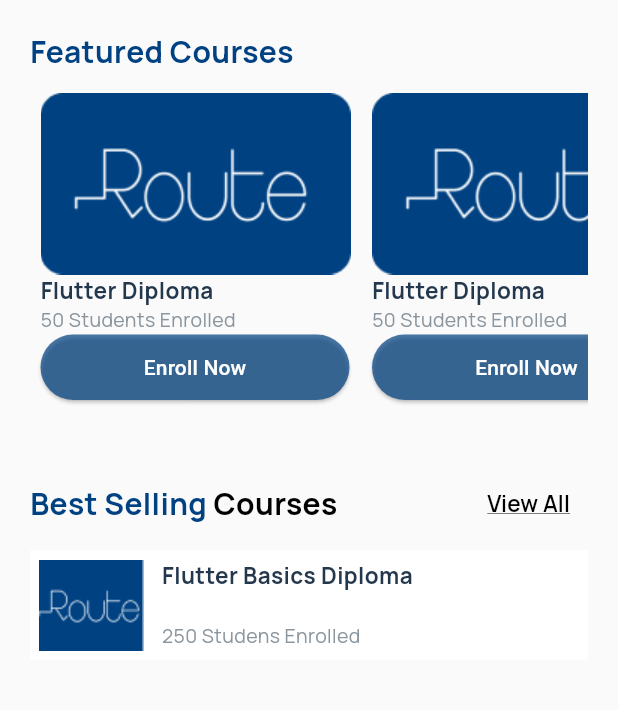
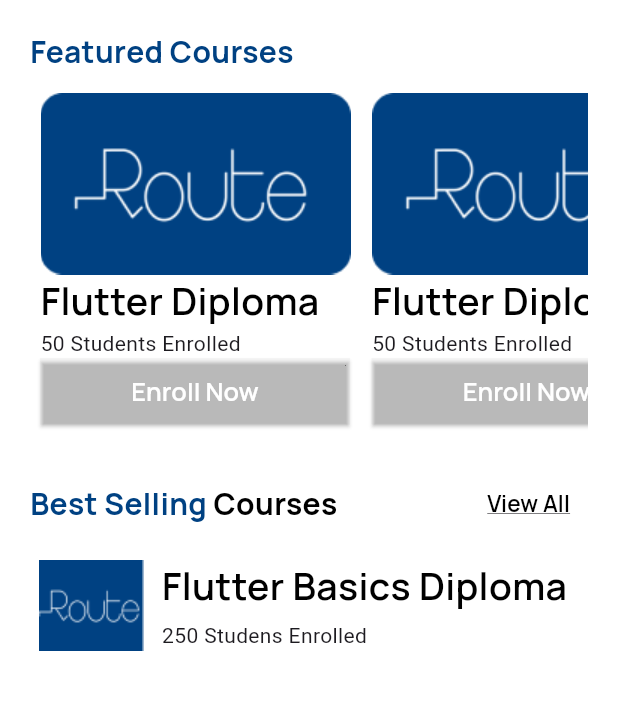
Before and after one commit to Momen-Yosri/authentication_task, a Flutter app: the screen it shows after launch, on a phone screen of 412 x 824 dp, the part 84-794 px from its top. Run offline on Flutter 3.47's test engine with Material 3 defaults, Android fonts, the phone set to English and light mode, and no system bars; our stand-ins replace firebase_auth, firebase_core, google_fonts; accounts and stored records are empty.

```diff
--- a/lib/app_widgets/app_button.dart
+++ b/lib/app_widgets/app_button.dart
@@ -16,13 +16,7 @@ class AppButton extends StatelessWidget {
           onTap();
         },
         child: Text(title,
-            style:
-                GoogleFonts.manrope(fontSize: 17, fontWeight: FontWeight.w600)),
-        style: ElevatedButton.styleFrom(
-          foregroundColor: Colors.white,
-          backgroundColor: Color(0xff004182),
-          shape: RoundedRectangleBorder(borderRadius: BorderRadius.circular(0)),
-        ),
+       ),
       ),
     );
   }
--- a/lib/main.dart
+++ b/lib/main.dart
@@ -24,7 +24,6 @@ class MyApp extends StatelessWidget {
   @override
   Widget build(BuildContext context) {
     var provider = Provider.of<AppConfigProvider>(context);
-    print('xxxxxxxx');
     return  MaterialApp(
         debugShowCheckedModeBanner: false,
         initialRoute: HomeScreen.routeName,
--- a/lib/style/my_theme_data.dart
+++ b/lib/style/my_theme_data.dart
@@ -4,21 +4,26 @@ import 'package:google_fonts/google_fonts.dart';
 
 class MyThemeData {
   static final ThemeData lightTheme = ThemeData(
+
     brightness: Brightness.light,
-    scaffoldBackgroundColor: Color(0xffFAFAFB),
-    appBarTheme: AppBarTheme(elevation: 0),
+    appBarTheme: AppBarTheme(elevation: 0,color: Colors.white),
+    scaffoldBackgroundColor: Color(0xffFFFFFF),
     textTheme: TextTheme(
+      titleLarge:GoogleFonts.manrope(
+            color: Color(0xff004182),
+            fontSize: 20,
+            fontWeight: FontWeight.w700) ,
+      titleSmall: GoogleFonts.manrope(
+            color: Color(0xff000000),
+            fontSize: 20,
+            fontWeight: FontWeight.w700),
         bodyLarge: GoogleFonts.manrope(
-            color: Color(0xff23374D),
-            fontSize: 15,
-            fontWeight: FontWeight.w700),
-        bodyMedium: GoogleFonts.manrope(
+            color: Color(0xff000000),
+            fontSize: 25,
+            fontWeight: FontWeight.w600),
+        bodySmall: GoogleFonts.manrope(
             color: Color(0xff8A959E),
             fontSize: 13,
-            fontWeight: FontWeight.w400),
-        bodySmall: GoogleFonts.manrope(
-            color: MyColors.lightPrimaryColor,
-            fontSize: 14,
             fontWeight: FontWeight.w600),
         headlineLarge: GoogleFonts.manrope(
             color: MyColors.blackColor,
@@ -34,26 +39,44 @@ class MyThemeData {
             fontWeight: FontWeight.w600)),
     elevatedButtonTheme: ElevatedButtonThemeData(
       style: ButtonStyle(
-          backgroundColor: MaterialStateProperty.all(Color(0xB3004182)),
-          foregroundColor: MaterialStateProperty.all(Colors.white)),
+        backgroundColor: MaterialStateProperty.all(Color(0xB3004182B2)),
+        shape: MaterialStateProperty.all(
+          RoundedRectangleBorder(
+            borderRadius: BorderRadius.circular(0),
+          ),
+        ),
+        textStyle: MaterialStateProperty.all(
+          GoogleFonts.manrope(
+            color: Colors.white,
+            fontSize: 17,
+            fontWeight: FontWeight.w600,
+          ),
+        ),
+        foregroundColor: MaterialStateProperty.all(Colors.white),
+      ),
     ),
   );
-  static final ThemeData darkTheme = ThemeData(
-    brightness: Brightness.dark,
+    static final ThemeData darkTheme = ThemeData(
+
+    brightness: Brightness.light,
+    appBarTheme: AppBarTheme(elevation: 0,color: Color(0xff060E1E)),
     scaffoldBackgroundColor: Color(0xff060E1E),
-    appBarTheme: AppBarTheme(elevation: 0,backgroundColor: Colors.red),
     textTheme: TextTheme(
+      titleLarge:GoogleFonts.manrope(
+            color: Color(0xffFFFFFF),
+            fontSize: 20,
+            fontWeight: FontWeight.w700) ,
+      titleSmall: GoogleFonts.manrope(
+            color: Color(0xff9E9E9E),
+            fontSize: 20,
+            fontWeight: FontWeight.w700),
         bodyLarge: GoogleFonts.manrope(
-            color: Color(0xff23374D),
-            fontSize: 15,
-            fontWeight: FontWeight.w700),
-        bodyMedium: GoogleFonts.manrope(
-            color: Color(0xff8A959E),
+            color: Color(0xffFFFFFF),
+            fontSize: 25,
+            fontWeight: FontWeight.w600),
+        bodySmall: GoogleFonts.manrope(
+            color: Color(0xff999EA1),
             fontSize: 13,
-            fontWeight: FontWeight.w400),
-        bodySmall: GoogleFonts.manrope(
-            color: MyColors.lightPrimaryColor,
-            fontSize: 14,
             fontWeight: FontWeight.w600),
         headlineLarge: GoogleFonts.manrope(
             color: MyColors.blackColor,
@@ -67,10 +90,23 @@ class MyThemeData {
             color: MyColors.greyColor,
             fontSize: 14,
             fontWeight: FontWeight.w600)),
-    elevatedButtonTheme: ElevatedButtonThemeData(
+        elevatedButtonTheme: ElevatedButtonThemeData(
       style: ButtonStyle(
-          backgroundColor: MaterialStateProperty.all(Color(0xB3004182)),
-          foregroundColor: MaterialStateProperty.all(Colors.white)),
+        backgroundColor: MaterialStateProperty.all(Colors.white),
+        shape: MaterialStateProperty.all(
+          RoundedRectangleBorder(
+            borderRadius: BorderRadius.circular(0),
+          ),
+        ),
+        textStyle: MaterialStateProperty.all(
+          GoogleFonts.manrope(
+            color: Colors.black,
+            fontSize: 17,
+            fontWeight: FontWeight.w600,
+          ),
+        ),
+        foregroundColor: MaterialStateProperty.all(Colors.black),
+      ),
     ),
   );
 }
--- a/lib/ui/home_screen/home_screen.dart
+++ b/lib/ui/home_screen/home_screen.dart
@@ -43,7 +43,8 @@ class HomeScreen extends StatelessWidget {
                     size: 24,
                   ),
                   onPressed: () {
-                    print("################################################################");
+                    print(
+                        "################################################################");
                     provider.swapThemeMode();
                   }),
               IconButton(
@@ -128,7 +129,8 @@ class HomeScreen extends StatelessWidget {
                           ),
                           Spacer(),
                           Text("250 Studens Enrolled",
-                            style: MyThemeData.lightTheme.textTheme.bodyMedium),
+                              style:
+                                  MyThemeData.lightTheme.textTheme.bodyMedium),
                         ],
                         ),
                   ],
--- a/lib/ui/login_screen.dart
+++ b/lib/ui/login_screen.dart
@@ -28,7 +28,6 @@ class _LoginScreenState extends State<LoginScreen> {
         appBar: AppBar(
           title: Image.asset("assets/images/logo.png"),
           elevation: 0,
-          backgroundColor: Colors.white,
           actions: [
             IconButton(
                 icon: Icon(
@@ -49,9 +48,9 @@ class _LoginScreenState extends State<LoginScreen> {
                   height: MediaQuery.of(context).size.height * 0.11,
                 ),
                 Text("Hi, Welcome Back! ",
-                    style: MyThemeData.lightTheme.textTheme.headlineLarge),
+                    style: MyThemeData.lightTheme.textTheme.bodyLarge),
                 Text("Hello again, you’ve been missed!",
-                    style: MyThemeData.lightTheme.textTheme.headlineSmall),
+                    style: MyThemeData.lightTheme.textTheme.bodySmall),
                 CustomTextFormField(
                   label: "Email",
                   hint: "Please enter your Email ",
@@ -91,7 +90,7 @@ class _LoginScreenState extends State<LoginScreen> {
                   mainAxisAlignment: MainAxisAlignment.center,
                   children: [
                     Text("Don’t have an account ? ",
-                        style: MyThemeData.lightTheme.textTheme.headlineSmall),
+                        style: MyThemeData.lightTheme.textTheme.bodySmall),
                     TextButton(
                         onPressed: () {
                           Navigator.pushReplacementNamed(
--- a/lib/ui/register_screen.dart
+++ b/lib/ui/register_screen.dart
@@ -27,11 +27,8 @@ class _RegisterScreenState extends State<RegisterScreen> {
   @override
   Widget build(BuildContext context) {
     return Scaffold(
-        backgroundColor: Colors.white,
         appBar: AppBar(
           title: Image.asset("assets/images/logo.png"),
-          elevation: 0,
-          backgroundColor: Colors.white,
           actions: [
             IconButton(
                 icon: Icon(
@@ -54,9 +51,9 @@ class _RegisterScreenState extends State<RegisterScreen> {
                       height: MediaQuery.of(context).size.height * 0.11,
                     ),
                     Text("Create an account",
-                        style: MyThemeData.lightTheme.textTheme.headlineLarge),
+                        style: MyThemeData.lightTheme.textTheme.bodyLarge),
                     Text("Connect with your friends today!",
-                        style: MyThemeData.lightTheme.textTheme.headlineSmall),
+                        style: MyThemeData.lightTheme.textTheme.bodySmall),
                     CustomTextFormField(
                       label: "Email",
                       hint: "Please enter your Email ",
@@ -132,7 +129,7 @@ class _RegisterScreenState extends State<RegisterScreen> {
                       children: [
                         Text(
                           "Already have an account ?",
-                          style: MyThemeData.lightTheme.textTheme.headlineSmall,
+                          style: MyThemeData.lightTheme.textTheme.bodySmall,
                         ),
                         TextButton(
                             onPressed: () {
```
Lines whose indentation alone changed are shown as unchanged.
